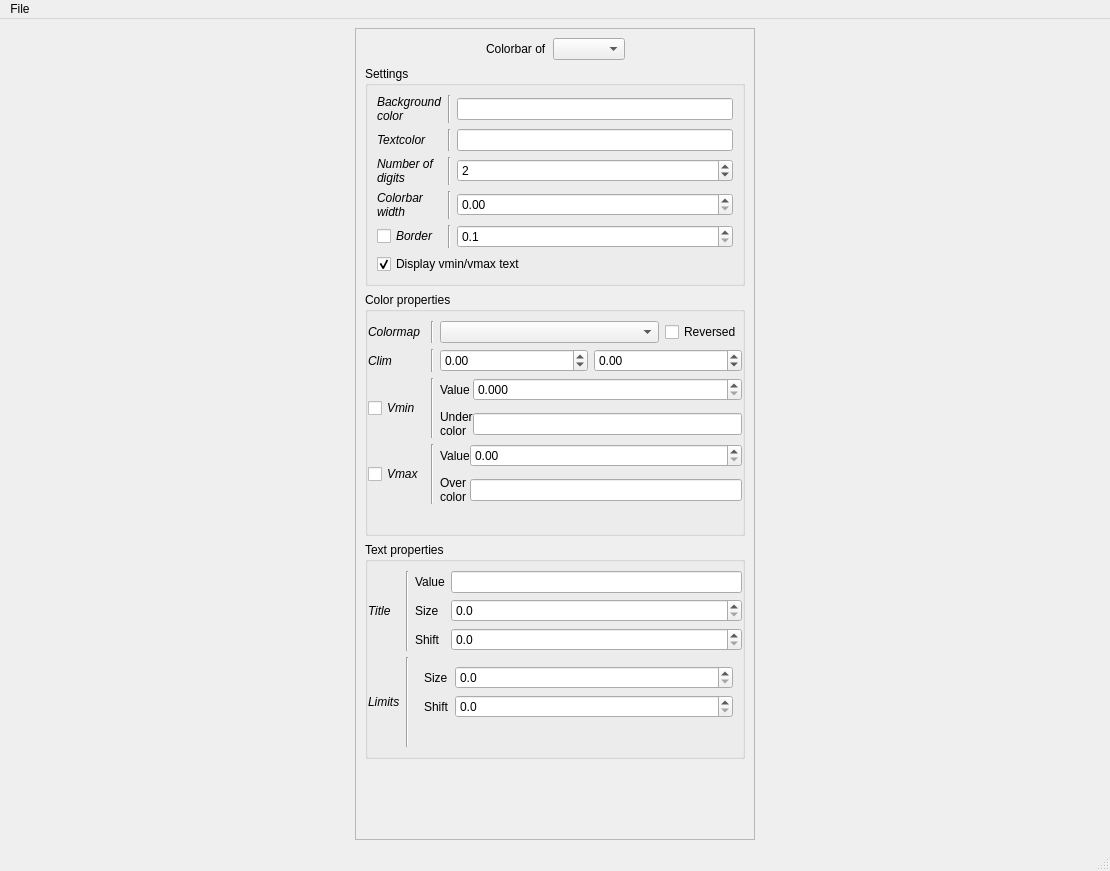
Before: the Qt Designer form visbrain/colorbar/gui/cbar_gui.ui in EtienneCmb/visbrain, drawn with Qt 5.
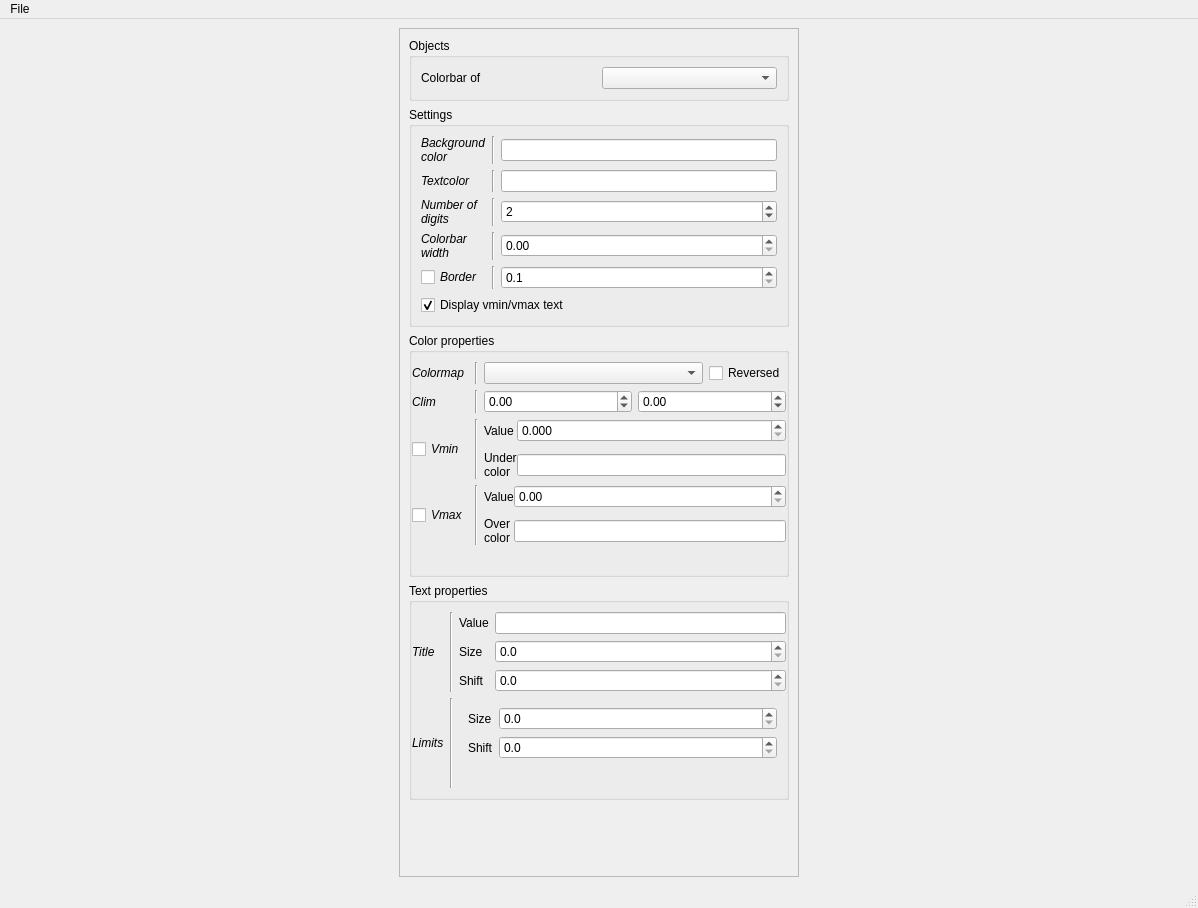
After: the same form once the commit is applied.

Commit message: Configuration for multiple objects

Diff of the .ui file:
```diff
--- a/visbrain/colorbar/gui/cbar_gui.ui
+++ b/visbrain/colorbar/gui/cbar_gui.ui
@@ -6,8 +6,8 @@
    <rect>
     <x>0</x>
     <y>0</y>
-    <width>1110</width>
-    <height>871</height>
+    <width>1198</width>
+    <height>908</height>
    </rect>
   </property>
   <property name="windowTitle">
@@ -37,44 +37,27 @@
       </property>
       <layout class="QVBoxLayout" name="verticalLayout">
        <item>
-        <layout class="QHBoxLayout" name="horizontalLayout">
-         <item>
-          <spacer name="horizontalSpacer">
-           <property name="orientation">
-            <enum>Qt::Horizontal</enum>
-           </property>
-           <property name="sizeHint" stdset="0">
-            <size>
-             <width>40</width>
-             <height>20</height>
-            </size>
-           </property>
-          </spacer>
-         </item>
+        <widget class="QGroupBox" name="groupBox_4">
+         <property name="title">
+          <string>Objects</string>
+         </property>
+         <layout class="QVBoxLayout" name="verticalLayout_7">
          <item>
+           <layout class="QGridLayout" name="gridLayout_9">
+            <item row="0" column="0">
           <widget class="QLabel" name="label_18">
            <property name="text">
             <string>Colorbar of</string>
            </property>
           </widget>
          </item>
-         <item>
+            <item row="0" column="1">
           <widget class="QComboBox" name="cbObject"/>
          </item>
-         <item>
-          <spacer name="horizontalSpacer_4">
-           <property name="orientation">
-            <enum>Qt::Horizontal</enum>
-           </property>
-           <property name="sizeHint" stdset="0">
-            <size>
-             <width>40</width>
-             <height>20</height>
-            </size>
-           </property>
-          </spacer>
-         </item>
-        </layout>
+           </layout>
+          </item>
+         </layout>
+        </widget>
        </item>
        <item>
         <widget class="QGroupBox" name="groupBox_3">
@@ -659,7 +642,7 @@
     <rect>
      <x>0</x>
      <y>0</y>
-     <width>1110</width>
+     <width>1198</width>
      <height>25</height>
     </rect>
    </property>
```
Lines whose indentation alone changed are shown as unchanged. The commit also changes 9 other files.
